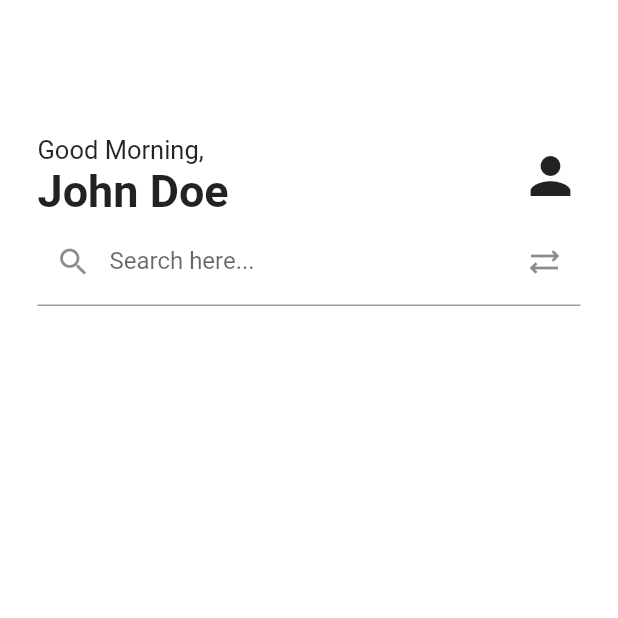
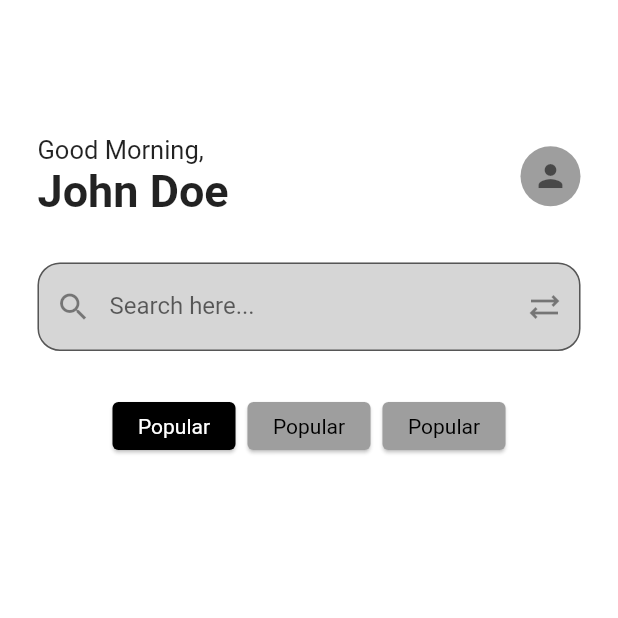
Before and after one commit to Daniel-16/30-days-of-flutter, a Flutter app: the screen it shows after launch, on a phone screen of 412 x 824 dp, the top half of it. Run offline on Flutter 3.47's test engine with Material 2 defaults, Android fonts, the phone set to English and light mode, and no system bars.

Commit message:
added search field and tags

```diff
--- a/lib/pages/home_page.dart
+++ b/lib/pages/home_page.dart
@@ -50,16 +50,81 @@ class HomePage extends StatelessWidget {
                       ),
                     ],
                   ),
-                  const Icon(Icons.person, size: 40),
+                  const CircleAvatar(
+                    backgroundColor: Colors.grey,
+                    child: Icon(Icons.person, color: Colors.black54),
+                  ),
                 ],
+              ),
+              const SizedBox(
+                height: 30,
               ),
               const TextField(
                 decoration: InputDecoration(
+                    filled: true,
+                    fillColor: Color.fromARGB(255, 214, 214, 214),
+                    border: OutlineInputBorder(
+                        borderRadius: BorderRadius.all(Radius.circular(15))),
                     labelText: "Search here...",
                     prefixIcon: Icon(Icons.search),
-                    hoverColor: Colors.grey,
                     suffixIcon: Icon(Icons.sync_alt_outlined)),
-              )
+              ),
+              const SizedBox(
+                height: 30,
+              ),
+              Row(
+                mainAxisAlignment: MainAxisAlignment.center,
+                children: const [
+                  SizedBox(
+                    width: 90,
+                    child: Card(
+                      color: Colors.black,
+                      child: Padding(
+                        padding: EdgeInsets.all(8.0),
+                        child: Text(
+                          "Popular",
+                          textAlign: TextAlign.center,
+                          style: TextStyle(
+                            color: Colors.white,
+                          ),
+                        ),
+                      ),
+                    ),
+                  ),
+                  SizedBox(
+                    width: 90,
+                    child: Card(
+                      color: Colors.grey,
+                      child: Padding(
+                        padding: EdgeInsets.all(8.0),
+                        child: Text(
+                          "Popular",
+                          textAlign: TextAlign.center,
+                          style: TextStyle(
+                            color: Colors.black,
+                          ),
+                        ),
+                      ),
+                    ),
+                  ),
+                  SizedBox(
+                    width: 90,
+                    child: Card(
+                      color: Colors.grey,
+                      child: Padding(
+                        padding: EdgeInsets.all(8.0),
+                        child: Text(
+                          "Popular",
+                          textAlign: TextAlign.center,
+                          style: TextStyle(
+                            color: Colors.black,
+                          ),
+                        ),
+                      ),
+                    ),
+                  ),
+                ],
+              ),
             ],
           ),
         ),
```
